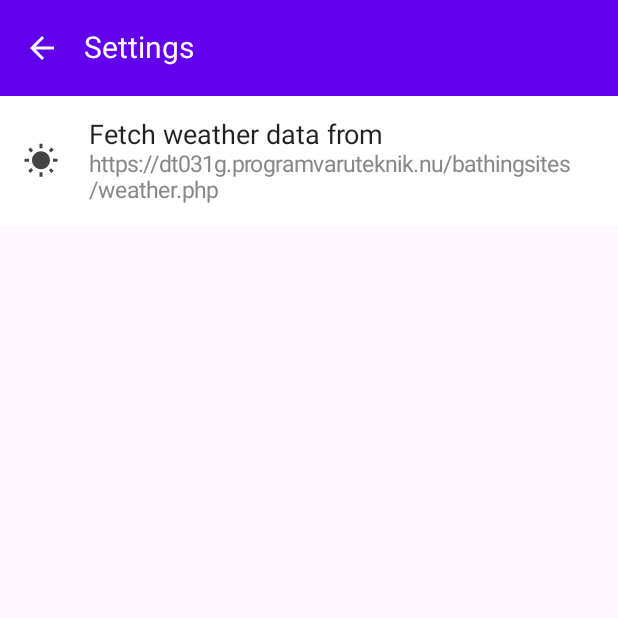
After one commit to gunnarssonAnton/bathingSiteV2, an Android app built with Jetpack Compose: the SettingsScreen screen opened through its navigation route, on a phone screen of 412 x 824 dp, the top half of it. The commit adds this screen. Run offline under Robolectric (Android 15) with nearby library versions, the phone set to English and light mode, and no system bars.

Commit message:
added shared preferences

```diff
--- a/app/build.gradle
+++ b/app/build.gradle
@@ -62,6 +62,8 @@ dependencies {
 
     implementation 'org.jetbrains.kotlinx:kotlinx-coroutines-android:1.3.9'
 
+    implementation "androidx.datastore:datastore-preferences:1.0.0"
+
     testImplementation 'junit:junit:4.13.2'
     androidTestImplementation 'androidx.test.ext:junit:1.1.5'
     androidTestImplementation 'androidx.test.espresso:espresso-core:3.5.1'
--- /dev/null
+++ b/app/src/main/java/com/example/bathingsitev2/components/PreferencesManager.kt
@@ -0,0 +1,18 @@
+package com.example.bathingsitev2.components
+
+import android.content.Context
+import android.content.SharedPreferences
+
+class PreferencesManager(context: Context) {
+    private val sharedPreferences: SharedPreferences = context.getSharedPreferences("myPrefs", Context.MODE_PRIVATE)
+
+    fun saveData(key:String, value:String){
+        val editor = sharedPreferences.edit()
+        editor.putString(key,value)
+        editor.apply()
+    }
+
+    fun getData(key: String,defaultValue:String = "https://dt031g.programvaruteknik.nu/bathingsites/weather.php"):String{
+        return sharedPreferences.getString(key, defaultValue)?:defaultValue
+    }
+}
--- a/app/src/main/java/com/example/bathingsitev2/navigation/Navigation.kt
+++ b/app/src/main/java/com/example/bathingsitev2/navigation/Navigation.kt
@@ -4,9 +4,10 @@ import androidx.compose.runtime.Composable
 import androidx.navigation.compose.NavHost
 import androidx.navigation.compose.composable
 import androidx.navigation.compose.rememberNavController
+import com.example.bathingsitev2.screens.AddBathingSiteScreen
 import com.example.bathingsitev2.screens.MainScreen
 import com.example.bathingsitev2.screens.Screen
-import com.example.bathingsitev2.screens.AddBathingSiteScreen
+import com.example.bathingsitev2.screens.SettingsScreen
 
 @Composable
 fun Navigation() {
@@ -24,5 +25,10 @@ fun Navigation() {
         ){
             AddBathingSiteScreen(navController)
         }
+        composable(
+            route = Screen.SettingsScreen.route
+        ){
+            SettingsScreen(navHostController = navController)
+        }
     }
 }
--- a/app/src/main/java/com/example/bathingsitev2/screens/Screen.kt
+++ b/app/src/main/java/com/example/bathingsitev2/screens/Screen.kt
@@ -3,4 +3,5 @@ package com.example.bathingsitev2.screens
 sealed class Screen(val route: String){
     object MainScreen: Screen("main_screen")
     object AddBathingSiteScreen: Screen("add_bathing_site_screen")
+    object SettingsScreen: Screen("settings_screen")
 }
--- /dev/null
+++ b/app/src/main/java/com/example/bathingsitev2/screens/SettingsScreen.kt
@@ -0,0 +1,195 @@
+package com.example.bathingsitev2.screens
+
+import androidx.compose.foundation.BorderStroke
+import androidx.compose.foundation.background
+import androidx.compose.foundation.border
+import androidx.compose.foundation.clickable
+import androidx.compose.foundation.layout.*
+import androidx.compose.material.MaterialTheme
+import androidx.compose.material.Text
+import androidx.compose.material.icons.Icons
+import androidx.compose.material.icons.filled.ArrowBack
+import androidx.compose.material.icons.filled.WbSunny
+import androidx.compose.material3.*
+import androidx.compose.runtime.*
+import androidx.compose.ui.Alignment
+import androidx.compose.ui.Modifier
+import androidx.compose.ui.graphics.Color
+import androidx.compose.ui.platform.LocalContext
+import androidx.compose.ui.text.font.FontWeight
+import androidx.compose.ui.text.style.TextOverflow
+import androidx.compose.ui.tooling.preview.Preview
+import androidx.compose.ui.unit.dp
+import androidx.compose.ui.unit.sp
+import androidx.compose.ui.window.Dialog
+import androidx.lifecycle.viewmodel.compose.viewModel
+import androidx.navigation.NavHostController
+import com.example.bathingsitev2.components.PreferencesManager
+import com.example.bathingsitev2.viewModels.SettingsViewModel
+
+@OptIn(ExperimentalMaterial3Api::class)
+@Composable
+fun SettingsScreen(
+    viewModel: SettingsViewModel = viewModel(),
+    navHostController: NavHostController?
+) {
+    viewModel.preferencesManager = PreferencesManager(LocalContext.current)
+    viewModel.editUrl(viewModel.getPreferenceManager().getData("URL_KEY"))
+
+    Scaffold(
+        topBar = {
+            TopAppBar(
+                colors = TopAppBarDefaults
+                    .topAppBarColors(containerColor = MaterialTheme.colors.primary),
+                title = {
+                    Text(
+                        text = "Settings",
+                        maxLines = 1,
+                        overflow = TextOverflow.Ellipsis,
+                        fontSize = 20.sp,
+                        color = Color.White
+                    )
+                },
+                navigationIcon = {
+                    IconButton(onClick = {
+                        navHostController?.navigate(Screen.AddBathingSiteScreen.route)
+                    }) {
+                        Icon(
+                            imageVector = Icons.Filled.ArrowBack,
+                            contentDescription = "navigation back",
+                            tint = Color.White
+                        )
+                    }
+                },
+                actions = {
+
+                }
+            )
+        },
+        content = {paddingValue->
+            if (viewModel.showEditUrl){
+                EditInfoDialog(
+                    viewModel = viewModel
+                )
+            }
+            ContentView(
+                paddingValue,
+                showEditUrl= {viewModel.showEditUrl()},
+                url= viewModel.url
+            )
+        }
+    )}
+
+@Composable
+fun ContentView(
+    paddingValues: PaddingValues,
+    showEditUrl:()->Unit,
+    url:String
+) {
+    Box(modifier = Modifier
+        .padding(paddingValues)
+        .fillMaxSize()){
+        Column {
+            ApiInfoCard(url = url) {
+                showEditUrl()
+            }
+        }
+
+    }
+
+}
+
+@Composable
+fun ApiInfoCard(url:String, onCardClick:()->Unit) {
+    Box(
+        modifier = Modifier
+            .fillMaxWidth()
+            .wrapContentHeight()
+            .background(color = Color.White)
+            .clickable(onClick = onCardClick),
+        contentAlignment = Alignment.Center
+    ) {
+        Row(
+            modifier= Modifier
+                .fillMaxWidth()
+                .padding(15.dp),
+            verticalAlignment = Alignment.CenterVertically,
+
+        ) {
+            Icon(
+                imageVector = Icons.Filled.WbSunny,
+                contentDescription = "sun",
+                modifier = Modifier.padding(end = 20.dp),
+                tint = Color.DarkGray
+            )
+            Column {
+                Text(
+                    text = "Fetch weather data from",
+                    fontSize = 18.sp
+                )
+                Text(
+                    text = url,
+                    color = Color.Gray,
+                    fontSize = 15.sp
+                )
+            }
+        }
+
+    }
+}
+
+
+@Composable
+fun EditInfoDialog(
+  viewModel: SettingsViewModel
+) {
+    var tempUrl by remember { mutableStateOf(viewModel.url) }
+    Dialog(onDismissRequest = { viewModel.removeEditUrl() }) {
+        Box(modifier = Modifier
+            .fillMaxWidth()
+            .background(Color.White)
+            .border(BorderStroke(3.dp, color = Color.Black))
+        ){
+            Column(
+                horizontalAlignment = Alignment.CenterHorizontally,
+                modifier = Modifier.padding(10.dp)
+            ) {
+                Text(
+                    text = "Edit Info:",
+                    fontSize = 16.sp,
+                    fontWeight = FontWeight.Bold
+                )
+                OutlinedTextField(
+                    modifier= Modifier
+                        .fillMaxWidth(),
+                    value = tempUrl,
+                    onValueChange = { tempUrl = it}
+                )
+                OutlinedButton(
+                    onClick = {
+                                viewModel.getPreferenceManager().saveData("URL_KEY", tempUrl)
+                                viewModel.editUrl(
+                                    viewModel.getPreferenceManager().getData("URL_KEY")
+                                )
+                                viewModel.removeEditUrl()
+                              },
+                    modifier = Modifier
+                        .align(Alignment.End),
+                    border = BorderStroke(2.dp,Color.Black)
+                ) {
+                    Text(
+                        text = "OK",
+                        fontWeight = FontWeight.Bold
+                    )
+                }
+            }
+        }
+    }
+}
+
+
+@Preview
+@Composable
+fun SettingsPrev() {
+    SettingsScreen(navHostController = null)
+}
--- a/app/src/main/java/com/example/bathingsitev2/viewModels/AddBathingSiteViewModel.kt
+++ b/app/src/main/java/com/example/bathingsitev2/viewModels/AddBathingSiteViewModel.kt
@@ -7,11 +7,11 @@ import androidx.compose.runtime.setValue
 import androidx.compose.ui.graphics.ImageBitmap
 import androidx.compose.ui.graphics.asImageBitmap
 import androidx.lifecycle.ViewModel
+import com.example.bathingsitev2.components.PreferencesManager
 import com.example.bathingsitev2.models.CurrentWeather
 import kotlinx.coroutines.CoroutineScope
 import kotlinx.coroutines.Dispatchers
 import kotlinx.coroutines.launch
-import kotlinx.coroutines.withContext
 import org.json.JSONObject
 import java.net.URL
 
@@ -28,6 +28,8 @@ class AddBathingSiteViewModel : ViewModel() {
 
     lateinit var currentWeather: CurrentWeather
     private set
+
+    lateinit var preferencesManager: PreferencesManager
 
     var showWeatherDialog: Boolean by mutableStateOf(false)
 
@@ -151,7 +153,7 @@ class AddBathingSiteViewModel : ViewModel() {
     }
 
     private fun constructUrl(): String {
-        val url = "https://dt031g.programvaruteknik.nu/bathingsites/weather.php"
+        val url = preferencesManager.getData("URL_KEY")
         val newAddress = if (address.split(" ").size > 1){
             address.split(" ")[1]
         }else{
--- /dev/null
+++ b/app/src/main/java/com/example/bathingsitev2/viewModels/SettingsViewModel.kt
@@ -0,0 +1,28 @@
+package com.example.bathingsitev2.viewModels
+
+import androidx.compose.runtime.getValue
+import androidx.compose.runtime.mutableStateOf
+import androidx.compose.runtime.setValue
+import androidx.lifecycle.ViewModel
+import com.example.bathingsitev2.components.PreferencesManager
+
+class SettingsViewModel : ViewModel() {
+    lateinit var preferencesManager: PreferencesManager
+
+    var url by mutableStateOf("")
+        private set
+
+    var showEditUrl by mutableStateOf(false )
+        private set
+
+    fun showEditUrl(){
+        this.showEditUrl = true
+    }
+    fun editUrl(newUrl: String){
+        this.url = newUrl
+    }
+    fun removeEditUrl(){
+        this.showEditUrl = false
+    }
+    fun getPreferenceManager(): PreferencesManager = preferencesManager
+}
```
Also changed, not shown: app/src/main/java/com/example/bathingsitev2/screens/AddBathinSiteScreen.kt (+8 -5 lines).
